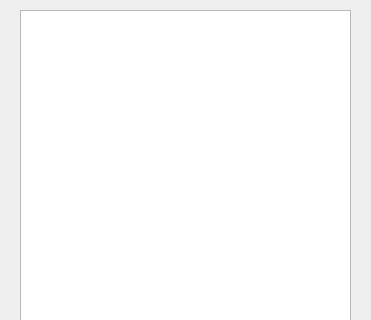
Before: the Qt Designer form restaurantManagerment/dlg_seat.ui in friendfan1/-Salay-Management-System, drawn with Qt 5; both pictures show x 0 to 371 and y 0 to 320 of the 371 by 491 pixel window.
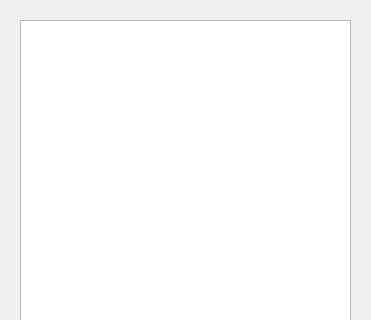
After: the same form once the commit is applied.

Diff of the .ui file:
```diff
--- a/restaurantManagerment/dlg_seat.ui
+++ b/restaurantManagerment/dlg_seat.ui
@@ -43,9 +43,9 @@
    <property name="geometry">
     <rect>
      <x>20</x>
-     <y>10</y>
+     <y>20</y>
      <width>331</width>
-     <height>411</height>
+     <height>401</height>
     </rect>
    </property>
    <attribute name="horizontalHeaderStretchLastSection">
```
